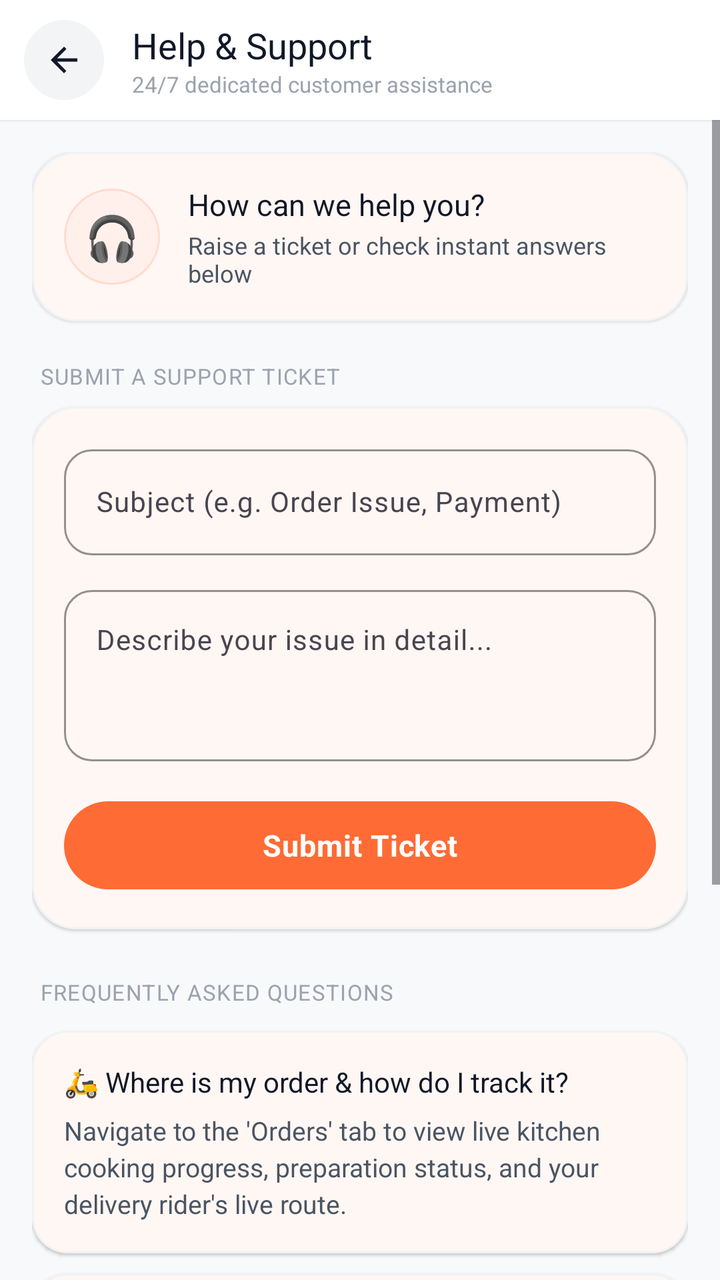
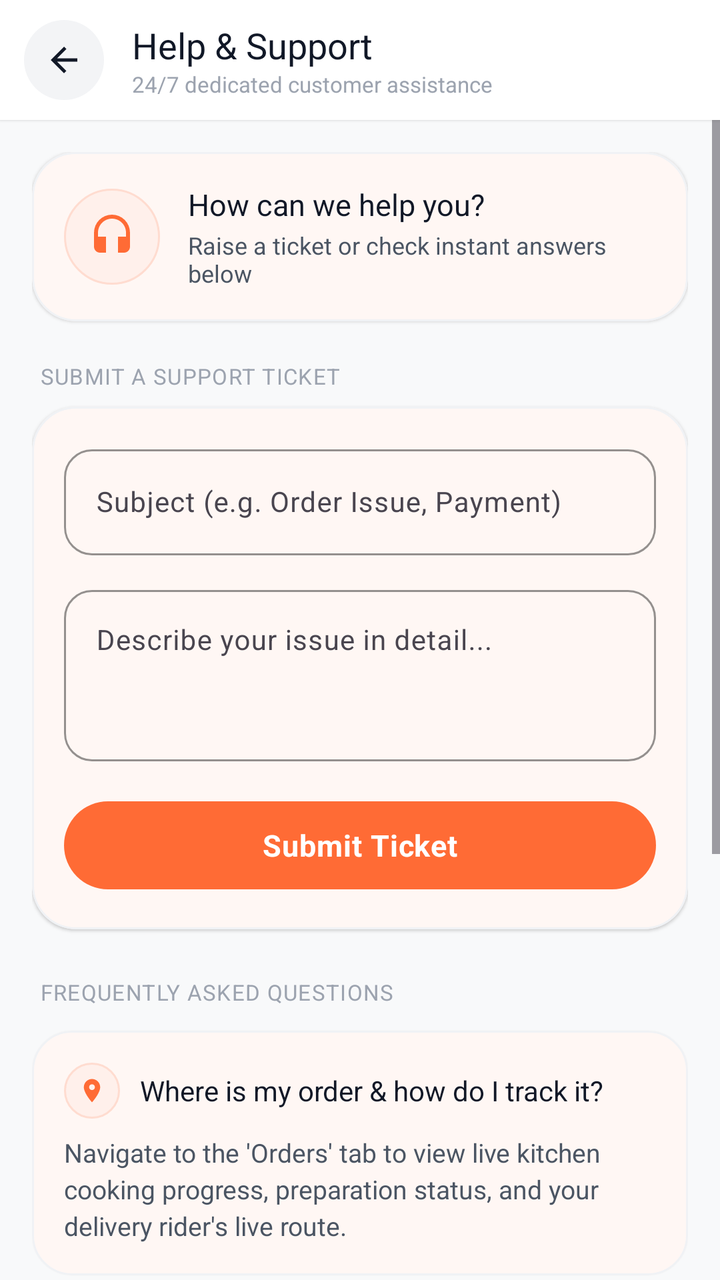

Compare the two renders of this Android layout. The source of the first and the diff that turns it into the second are given below.
<!-- AndroidManifest.xml: application theme Theme.AKRHunger -->
<!-- res/layout/activity_support.xml -->
<?xml version="1.0" encoding="utf-8"?>
<LinearLayout xmlns:android="http://schemas.android.com/apk/res/android"
    xmlns:app="http://schemas.android.com/apk/res-auto"
    android:layout_width="match_parent"
    android:layout_height="match_parent"
    android:background="@color/background"
    android:orientation="vertical">

    
    <LinearLayout
        android:layout_width="match_parent"
        android:layout_height="60dp"
        android:background="@color/surface"
        android:elevation="1dp"
        android:gravity="center_vertical"
        android:orientation="horizontal"
        android:paddingHorizontal="12dp">

        <FrameLayout
            android:id="@+id/btn_back"
            android:layout_width="40dp"
            android:layout_height="40dp"
            android:background="@drawable/bg_icon_circle_gray"
            android:clickable="true"
            android:focusable="true"
            android:foreground="?attr/selectableItemBackgroundBorderless">

            <ImageView
                android:layout_width="20dp"
                android:layout_height="20dp"
                android:layout_gravity="center"
                android:src="@drawable/ic_back"
                android:tint="@color/text_primary" />
        </FrameLayout>

        <LinearLayout
            android:layout_width="0dp"
            android:layout_height="wrap_content"
            android:layout_marginStart="14dp"
            android:layout_weight="1"
            android:orientation="vertical">

            <TextView
                android:layout_width="wrap_content"
                android:layout_height="wrap_content"
                android:fontFamily="sans-serif-bold"
                android:text="@string/help_support"
                android:textColor="@color/text_primary"
                android:textSize="18sp" />

            <TextView
                android:layout_width="wrap_content"
                android:layout_height="wrap_content"
                android:fontFamily="sans-serif"
                android:text="24/7 dedicated customer assistance"
                android:textColor="@color/text_hint"
                android:textSize="11sp" />
        </LinearLayout>
    </LinearLayout>

    <ScrollView
        android:layout_width="match_parent"
        android:layout_height="match_parent"
        android:overScrollMode="never">

        <LinearLayout
            android:layout_width="match_parent"
            android:layout_height="wrap_content"
            android:orientation="vertical"
            android:paddingHorizontal="16dp"
            android:paddingTop="16dp"
            android:paddingBottom="36dp">

            
            <com.google.android.material.card.MaterialCardView
                android:layout_width="match_parent"
                android:layout_height="wrap_content"
                android:layout_marginBottom="20dp"
                app:cardBackgroundColor="@color/surface"
                app:cardCornerRadius="22dp"
                app:cardElevation="1dp"
                app:strokeColor="@color/card_border"
                app:strokeWidth="1dp">

                <LinearLayout
                    android:layout_width="match_parent"
                    android:layout_height="wrap_content"
                    android:gravity="center_vertical"
                    android:orientation="horizontal"
                    android:padding="16dp">

                    <FrameLayout
                        android:layout_width="48dp"
                        android:layout_height="48dp"
                        android:background="@drawable/bg_icon_circle_soft">

                        <TextView
                            android:layout_width="wrap_content"
                            android:layout_height="wrap_content"
                            android:layout_gravity="center"
                            android:text="🎧"
                            android:textSize="22sp" />
                    </FrameLayout>

                    <LinearLayout
                        android:layout_width="0dp"
                        android:layout_height="wrap_content"
                        android:layout_marginStart="14dp"
                        android:layout_weight="1"
                        android:orientation="vertical">

                        <TextView
                            android:layout_width="wrap_content"
                            android:layout_height="wrap_content"
                            android:fontFamily="sans-serif-bold"
                            android:text="How can we help you?"
                            android:textColor="@color/text_primary"
                            android:textSize="15sp" />

                        <TextView
                            android:layout_width="wrap_content"
                            android:layout_height="wrap_content"
                            android:layout_marginTop="2dp"
                            android:fontFamily="sans-serif"
                            android:text="Raise a ticket or check instant answers below"
                            android:textColor="@color/text_secondary"
                            android:textSize="12sp" />
                    </LinearLayout>
                </LinearLayout>
            </com.google.android.material.card.MaterialCardView>

            
            <TextView
                android:layout_width="wrap_content"
                android:layout_height="wrap_content"
                android:layout_marginStart="4dp"
                android:layout_marginBottom="8dp"
                android:fontFamily="sans-serif-bold"
                android:letterSpacing="0.04"
                android:text="SUBMIT A SUPPORT TICKET"
                android:textColor="@color/text_hint"
                android:textSize="11sp" />

            <com.google.android.material.card.MaterialCardView
                android:layout_width="match_parent"
                android:layout_height="wrap_content"
                android:layout_marginBottom="24dp"
                app:cardBackgroundColor="@color/surface"
                app:cardCornerRadius="22dp"
                app:cardElevation="1dp"
                app:strokeColor="@color/card_border"
                app:strokeWidth="1dp">

                <LinearLayout
                    android:layout_width="match_parent"
                    android:layout_height="wrap_content"
                    android:orientation="vertical"
                    android:padding="16dp">

                    <com.google.android.material.textfield.TextInputLayout
                        style="@style/Widget.AKR.TextInput"
                        android:layout_width="match_parent"
                        android:layout_height="wrap_content"
                        android:hint="Subject (e.g. Order Issue, Payment)"
                        app:boxCornerRadiusBottomEnd="14dp"
                        app:boxCornerRadiusBottomStart="14dp"
                        app:boxCornerRadiusTopEnd="14dp"
                        app:boxCornerRadiusTopStart="14dp">

                        <com.google.android.material.textfield.TextInputEditText
                            android:id="@+id/et_subject"
                            android:layout_width="match_parent"
                            android:layout_height="wrap_content"
                            android:fontFamily="sans-serif"
                            android:inputType="text"
                            android:textSize="14sp" />
                    </com.google.android.material.textfield.TextInputLayout>

                    <com.google.android.material.textfield.TextInputLayout
                        style="@style/Widget.AKR.TextInput"
                        android:layout_width="match_parent"
                        android:layout_height="wrap_content"
                        android:layout_marginTop="12dp"
                        android:hint="Describe your issue in detail..."
                        app:boxCornerRadiusBottomEnd="14dp"
                        app:boxCornerRadiusBottomStart="14dp"
                        app:boxCornerRadiusTopEnd="14dp"
                        app:boxCornerRadiusTopStart="14dp">

                        <com.google.android.material.textfield.TextInputEditText
                            android:id="@+id/et_message"
                            android:layout_width="match_parent"
                            android:layout_height="wrap_content"
                            android:fontFamily="sans-serif"
                            android:gravity="top"
                            android:inputType="textMultiLine"
                            android:maxLines="6"
                            android:minLines="3"
                            android:textSize="14sp" />
                    </com.google.android.material.textfield.TextInputLayout>

                    <com.google.android.material.button.MaterialButton
                        android:id="@+id/btn_submit"
                        style="@style/Widget.AKR.Button.Pill"
                        android:layout_width="match_parent"
                        android:layout_height="52dp"
                        android:layout_marginTop="16dp"
                        android:elevation="3dp"
                        android:fontFamily="sans-serif-bold"
                        android:letterSpacing="0.02"
                        android:text="@string/submit_ticket"
                        android:textSize="15sp"
                        app:backgroundTint="@color/primary"
                        app:cornerRadius="26dp" />
                </LinearLayout>
            </com.google.android.material.card.MaterialCardView>

            
            <TextView
                android:layout_width="wrap_content"
                android:layout_height="wrap_content"
                android:layout_marginStart="4dp"
                android:layout_marginBottom="12dp"
                android:fontFamily="sans-serif-bold"
                android:letterSpacing="0.04"
                android:text="FREQUENTLY ASKED QUESTIONS"
                android:textColor="@color/text_hint"
                android:textSize="11sp" />

            
            <com.google.android.material.card.MaterialCardView
                android:layout_width="match_parent"
                android:layout_height="wrap_content"
                android:layout_marginBottom="10dp"
                app:cardBackgroundColor="@color/surface"
                app:cardCornerRadius="18dp"
                app:cardElevation="1dp"
                app:strokeColor="@color/card_border"
                app:strokeWidth="1dp">

                <LinearLayout
                    android:layout_width="match_parent"
                    android:layout_height="wrap_content"
                    android:orientation="vertical"
                    android:padding="16dp">

                    <TextView
                        android:layout_width="wrap_content"
                        android:layout_height="wrap_content"
                        android:fontFamily="sans-serif-bold"
                        android:text="🛵 Where is my order &amp; how do I track it?"
                        android:textColor="@color/text_primary"
                        android:textSize="14sp" />

                    <TextView
                        android:layout_width="wrap_content"
                        android:layout_height="wrap_content"
                        android:layout_marginTop="6dp"
                        android:fontFamily="sans-serif"
                        android:lineSpacingExtra="3dp"
                        android:text="Navigate to the 'Orders' tab to view live kitchen cooking progress, preparation status, and your delivery rider's live route."
                        android:textColor="@color/text_secondary"
                        android:textSize="13sp" />
                </LinearLayout>
            </com.google.android.material.card.MaterialCardView>

            
            <com.google.android.material.card.MaterialCardView
                android:layout_width="match_parent"
                android:layout_height="wrap_content"
                android:layout_marginBottom="10dp"
                app:cardBackgroundColor="@color/surface"
                app:cardCornerRadius="18dp"
                app:cardElevation="1dp"
                app:strokeColor="@color/card_border"
                app:strokeWidth="1dp">

                <LinearLayout
                    android:layout_width="match_parent"
                    android:layout_height="wrap_content"
                    android:orientation="vertical"
                    android:padding="16dp">

                    <TextView
                        android:layout_width="wrap_content"
                        android:layout_height="wrap_content"
                        android:fontFamily="sans-serif-bold"
                        android:text="❌ How do I cancel an order?"
                        android:textColor="@color/text_primary"
                        android:textSize="14sp" />

                    <TextView
                        android:layout_width="wrap_content"
                        android:layout_height="wrap_content"
                        android:layout_marginTop="6dp"
                        android:fontFamily="sans-serif"
                        android:lineSpacingExtra="3dp"
                        android:text="Orders can be cancelled free of charge within 5 minutes of placing them directly from the Order Details page before kitchen preparation begins."
                        android:textColor="@color/text_secondary"
                        android:textSize="13sp" />
                </LinearLayout>
            </com.google.android.material.card.MaterialCardView>

            
            <com.google.android.material.card.MaterialCardView
                android:layout_width="match_parent"
                android:layout_height="wrap_content"
                android:layout_marginBottom="16dp"
                app:cardBackgroundColor="@color/surface"
                app:cardCornerRadius="18dp"
                app:cardElevation="1dp"
                app:strokeColor="@color/card_border"
                app:strokeWidth="1dp">

                <LinearLayout
                    android:layout_width="match_parent"
                    android:layout_height="wrap_content"
                    android:orientation="vertical"
                    android:padding="16dp">

                    <TextView
                        android:layout_width="wrap_content"
                        android:layout_height="wrap_content"
                        android:fontFamily="sans-serif-bold"
                        android:text="💳 When will I receive my refund?"
                        android:textColor="@color/text_primary"
                        android:textSize="14sp" />

                    <TextView
                        android:layout_width="wrap_content"
                        android:layout_height="wrap_content"
                        android:layout_marginTop="6dp"
                        android:fontFamily="sans-serif"
                        android:lineSpacingExtra="3dp"
                        android:text="Refunds credited to your Hunger Wallet are instantaneous! Refunds returned to bank debit/credit cards or UPI take 5-7 business days via Razorpay gateway processing."
                        android:textColor="@color/text_secondary"
                        android:textSize="13sp" />
                </LinearLayout>
            </com.google.android.material.card.MaterialCardView>

        </LinearLayout>
    </ScrollView>
</LinearLayout>
<!-- resources referenced by this layout -->
<resources>
  <color name="background">#F8F9FA</color>
  <color name="card_border">#F0F2F5</color>
  <color name="primary">#FF6B35</color>
  <color name="surface">#FFFFFF</color>
  <color name="text_hint">#9CA3AF</color>
  <color name="text_primary">#111827</color>
  <color name="text_secondary">#4B5563</color>
  <string name="help_support">Help &amp; Support</string>
  <string name="submit_ticket">Submit Ticket</string>
  <color name="surface_variant">#F3F4F6</color>
  <color name="primary_tint">#FFF0EB</color>
  <color name="primary_tint_border">#FFDCD0</color>
  <color name="on_primary">#FFFFFF</color>
  <color name="primary_dark">#E55A25</color>
  <color name="secondary">#F59E0B</color>
  <color name="on_secondary">#111827</color>
  <color name="on_surface">#111827</color>
  <style name="ThemeOverlay.AKR.BottomSheetDialog" parent="ThemeOverlay.Material3.BottomSheetDialog">
          <item name="bottomSheetStyle">@style/Widget.AKR.BottomSheet</item>
      </style>
  <style name="ShapeAppearance.AKR.Dialog" parent="">
          <item name="cornerFamily">rounded</item>
          <item name="cornerSize">24dp</item>
      </style>
  <style name="Widget.AKR.BottomSheet" parent="Widget.Material3.BottomSheet">
          <item name="shapeAppearanceOverlay">@style/ShapeAppearance.AKR.BottomSheet</item>
          <item name="backgroundTint">@color/surface</item>
      </style>
  <style name="ShapeAppearance.AKR.BottomSheet" parent="">
          <item name="cornerFamily">rounded</item>
          <item name="cornerSizeTopLeft">28dp</item>
          <item name="cornerSizeTopRight">28dp</item>
      </style>
  <!-- unchanged entries left out for length: 7 -->
</resources>

<!-- the commit's change to res/layout/activity_support.xml (unified diff, before → after) -->
@@ -30,7 +30,7 @@
                 android:layout_height="20dp"
                 android:layout_gravity="center"
                 android:src="@drawable/ic_back"
-                android:tint="@color/text_primary" />
+                app:tint="@color/text_primary" />
         </FrameLayout>
 
         <LinearLayout
@@ -94,12 +94,12 @@
                         android:layout_height="48dp"
                         android:background="@drawable/bg_icon_circle_soft">
 
-                        <TextView
-                            android:layout_width="wrap_content"
-                            android:layout_height="wrap_content"
+                        <ImageView
+                            android:layout_width="24dp"
+                            android:layout_height="24dp"
                             android:layout_gravity="center"
-                            android:text="🎧"
-                            android:textSize="22sp" />
+                            android:src="@drawable/ic_headset"
+                            app:tint="@color/primary" />
                     </FrameLayout>
 
                     <LinearLayout
@@ -231,9 +231,9 @@
             <com.google.android.material.card.MaterialCardView
                 android:layout_width="match_parent"
                 android:layout_height="wrap_content"
-                android:layout_marginBottom="10dp"
+                android:layout_marginBottom="12dp"
                 app:cardBackgroundColor="@color/surface"
-                app:cardCornerRadius="18dp"
+                app:cardCornerRadius="20dp"
                 app:cardElevation="1dp"
                 app:strokeColor="@color/card_border"
                 app:strokeWidth="1dp">
@@ -244,18 +244,40 @@
                     android:orientation="vertical"
                     android:padding="16dp">
 
+                    <LinearLayout
+                        android:layout_width="match_parent"
+                        android:layout_height="wrap_content"
+                        android:gravity="center_vertical"
+                        android:orientation="horizontal">
+
+                        <FrameLayout
+                            android:layout_width="28dp"
+                            android:layout_height="28dp"
+                            android:background="@drawable/bg_icon_circle_soft">
+
+                            <ImageView
+                                android:layout_width="14dp"
+                                android:layout_height="14dp"
+                                android:layout_gravity="center"
+                                android:src="@drawable/ic_location"
+                                app:tint="@color/primary" />
+                        </FrameLayout>
+
+                        <TextView
+                            android:layout_width="0dp"
+                            android:layout_height="wrap_content"
+                            android:layout_marginStart="10dp"
+                            android:layout_weight="1"
+                            android:fontFamily="sans-serif-bold"
+                            android:text="Where is my order &amp; how do I track it?"
+                            android:textColor="@color/text_primary"
+                            android:textSize="14sp" />
+                    </LinearLayout>
+
                     <TextView
-                        android:layout_width="wrap_content"
-                        android:layout_height="wrap_content"
-                        android:fontFamily="sans-serif-bold"
-                        android:text="🛵 Where is my order &amp; how do I track it?"
-                        android:textColor="@color/text_primary"
-                        android:textSize="14sp" />
-
-                    <TextView
-                        android:layout_width="wrap_content"
-                        android:layout_height="wrap_content"
-                        android:layout_marginTop="6dp"
+                        android:layout_width="match_parent"
+                        android:layout_height="wrap_content"
+                        android:layout_marginTop="8dp"
                         android:fontFamily="sans-serif"
                         android:lineSpacingExtra="3dp"
                         android:text="Navigate to the 'Orders' tab to view live kitchen cooking progress, preparation status, and your delivery rider's live route."
@@ -268,9 +290,9 @@
             <com.google.android.material.card.MaterialCardView
                 android:layout_width="match_parent"
                 android:layout_height="wrap_content"
-                android:layout_marginBottom="10dp"
+                android:layout_marginBottom="12dp"
                 app:cardBackgroundColor="@color/surface"
-                app:cardCornerRadius="18dp"
+                app:cardCornerRadius="20dp"
                 app:cardElevation="1dp"
                 app:strokeColor="@color/card_border"
                 app:strokeWidth="1dp">
@@ -281,18 +303,40 @@
                     android:orientation="vertical"
                     android:padding="16dp">
 
+                    <LinearLayout
+                        android:layout_width="match_parent"
+                        android:layout_height="wrap_content"
+                        android:gravity="center_vertical"
+                        android:orientation="horizontal">
+
+                        <FrameLayout
+                            android:layout_width="28dp"
+                            android:layout_height="28dp"
+                            android:background="@drawable/bg_icon_circle_red">
+
+                            <ImageView
+                                android:layout_width="14dp"
+                                android:layout_height="14dp"
+                                android:layout_gravity="center"
+                                android:src="@drawable/ic_close"
+                                app:tint="@color/error" />
+                        </FrameLayout>
+
+                        <TextView
+                            android:layout_width="0dp"
+                            android:layout_height="wrap_content"
+                            android:layout_marginStart="10dp"
+                            android:layout_weight="1"
+                            android:fontFamily="sans-serif-bold"
+                            android:text="How do I cancel an order?"
+                            android:textColor="@color/text_primary"
+                            android:textSize="14sp" />
+                    </LinearLayout>
+
                     <TextView
-                        android:layout_width="wrap_content"
-                        android:layout_height="wrap_content"
-                        android:fontFamily="sans-serif-bold"
-                        android:text="❌ How do I cancel an order?"
-                        android:textColor="@color/text_primary"
-                        android:textSize="14sp" />
-
-                    <TextView
-                        android:layout_width="wrap_content"
-                        android:layout_height="wrap_content"
-                        android:layout_marginTop="6dp"
+                        android:layout_width="match_parent"
+                        android:layout_height="wrap_content"
+                        android:layout_marginTop="8dp"
                         android:fontFamily="sans-serif"
                         android:lineSpacingExtra="3dp"
                         android:text="Orders can be cancelled free of charge within 5 minutes of placing them directly from the Order Details page before kitchen preparation begins."
@@ -307,7 +351,7 @@
                 android:layout_height="wrap_content"
                 android:layout_marginBottom="16dp"
                 app:cardBackgroundColor="@color/surface"
-                app:cardCornerRadius="18dp"
+                app:cardCornerRadius="20dp"
                 app:cardElevation="1dp"
                 app:strokeColor="@color/card_border"
                 app:strokeWidth="1dp">
@@ -318,18 +362,40 @@
                     android:orientation="vertical"
                     android:padding="16dp">
 
+                    <LinearLayout
+                        android:layout_width="match_parent"
+                        android:layout_height="wrap_content"
+                        android:gravity="center_vertical"
+                        android:orientation="horizontal">
+
+                        <FrameLayout
+                            android:layout_width="28dp"
+                            android:layout_height="28dp"
+                            android:background="@drawable/bg_icon_circle_soft">
+
+                            <ImageView
+                                android:layout_width="14dp"
+                                android:layout_height="14dp"
+                                android:layout_gravity="center"
+                                android:src="@drawable/ic_credit_card"
+                                app:tint="@color/primary" />
+                        </FrameLayout>
+
+                        <TextView
+                            android:layout_width="0dp"
+                            android:layout_height="wrap_content"
+                            android:layout_marginStart="10dp"
+                            android:layout_weight="1"
+                            android:fontFamily="sans-serif-bold"
+                            android:text="When will I receive my refund?"
+                            android:textColor="@color/text_primary"
+                            android:textSize="14sp" />
+                    </LinearLayout>
+
                     <TextView
-                        android:layout_width="wrap_content"
-                        android:layout_height="wrap_content"
-                        android:fontFamily="sans-serif-bold"
-                        android:text="💳 When will I receive my refund?"
-                        android:textColor="@color/text_primary"
-                        android:textSize="14sp" />
-
-                    <TextView
-                        android:layout_width="wrap_content"
-                        android:layout_height="wrap_content"
-                        android:layout_marginTop="6dp"
+                        android:layout_width="match_parent"
+                        android:layout_height="wrap_content"
+                        android:layout_marginTop="8dp"
                         android:fontFamily="sans-serif"
                         android:lineSpacingExtra="3dp"
                         android:text="Refunds credited to your Hunger Wallet are instantaneous! Refunds returned to bank debit/credit cards or UPI take 5-7 business days via Razorpay gateway processing."
<!-- resource entries referenced after the edit -->
@@ -2,11 +2,69 @@
 <resources>
   <color name="background">#F8F9FA</color>
   <color name="card_border">#F0F2F5</color>
+  <color name="error">#EF4444</color>
   <color name="primary">#FF6B35</color>
   <color name="surface">#FFFFFF</color>
   <color name="text_hint">#9CA3AF</color>
   <color name="text_primary">#111827</color>
   <color name="text_secondary">#4B5563</color>
+  <!-- drawable bg_icon_circle_red (drawable) -->
+  <?xml version="1.0" encoding="utf-8"?>
+  <shape xmlns:android="http://schemas.android.com/apk/res/android"
+      android:shape="oval">
+      <solid android:color="#1AEE5A5A" />
+  </shape>
+  <!-- drawable ic_close (drawable) -->
+  <vector xmlns:android="http://schemas.android.com/apk/res/android"
+      android:width="24dp"
+      android:height="24dp"
+      android:viewportWidth="24"
+      android:viewportHeight="24">
+      <path
+          android:fillColor="#FFFFFFFF"
+          android:pathData="M19,6.41L17.59,5 12,10.59 6.41,5 5,6.41 10.59,12 5,17.59 6.41,19 12,13.41 17.59,19 19,17.59 13.41,12z" />
+  </vector>
+  <!-- drawable ic_credit_card (drawable) -->
+  <vector xmlns:android="http://schemas.android.com/apk/res/android"
+      android:width="24dp"
+      android:height="24dp"
+      android:viewportWidth="24"
+      android:viewportHeight="24">
+      <path
+          android:strokeColor="#FF000000"
+          android:strokeWidth="1.8"
+          android:strokeLineCap="round"
+          android:strokeLineJoin="round"
+          android:pathData="M3,6 C3,4.9 3.9,4 5,4 H19 C20.1,4 21,4.9 21,6 V18 C21,19.1 20.1,20 19,20 H5 C3.9,20 3,19.1 3,18 Z" />
+      <path
+          android:fillColor="#FF000000"
+          android:pathData="M3,8 H21 V10 H3 Z" />
+      <path
+          android:strokeColor="#FF000000"
+          android:strokeWidth="1.8"
+          android:strokeLineCap="round"
+          android:pathData="M7,15 H11" />
+  </vector>
+  <!-- drawable ic_headset (drawable) -->
+  <vector xmlns:android="http://schemas.android.com/apk/res/android"
+      android:width="24dp"
+      android:height="24dp"
+      android:viewportWidth="24"
+      android:viewportHeight="24">
+    <path
+        android:fillColor="#E53935"
+        android:pathData="M12,1a9,9 0 0,0 -9,9v7c0,1.66 1.34,3 3,3h3v-8H5v-2c0,-3.87 3.13,-7 7,-7s7,3.13 7,7v2h-4v8h3c1.66,0 3,-1.34 3,-3v-7a9,9 0 0,0 -9,-9z"/>
+  </vector>
+  <!-- drawable ic_location (drawable) -->
+  <vector xmlns:android="http://schemas.android.com/apk/res/android"
+      android:width="24dp"
+      android:height="24dp"
+      android:viewportWidth="24"
+      android:viewportHeight="24">
+      <path
+          android:fillColor="@color/text_primary"
+          android:pathData="M12,2C8.13,2 5,5.13 5,9c0,5.25 7,13 7,13s7,-7.75 7,-13c0,-3.87 -3.13,-7 -7,-7zM12,11.5c-1.38,0 -2.5,-1.12 -2.5,-2.5s1.12,-2.5 2.5,-2.5 2.5,1.12 2.5,2.5 -1.12,2.5 -2.5,2.5z"/>
+  </vector>
   <string name="help_support">Help &amp; Support</string>
   <string name="submit_ticket">Submit Ticket</string>
   <color name="surface_variant">#F3F4F6</color>
